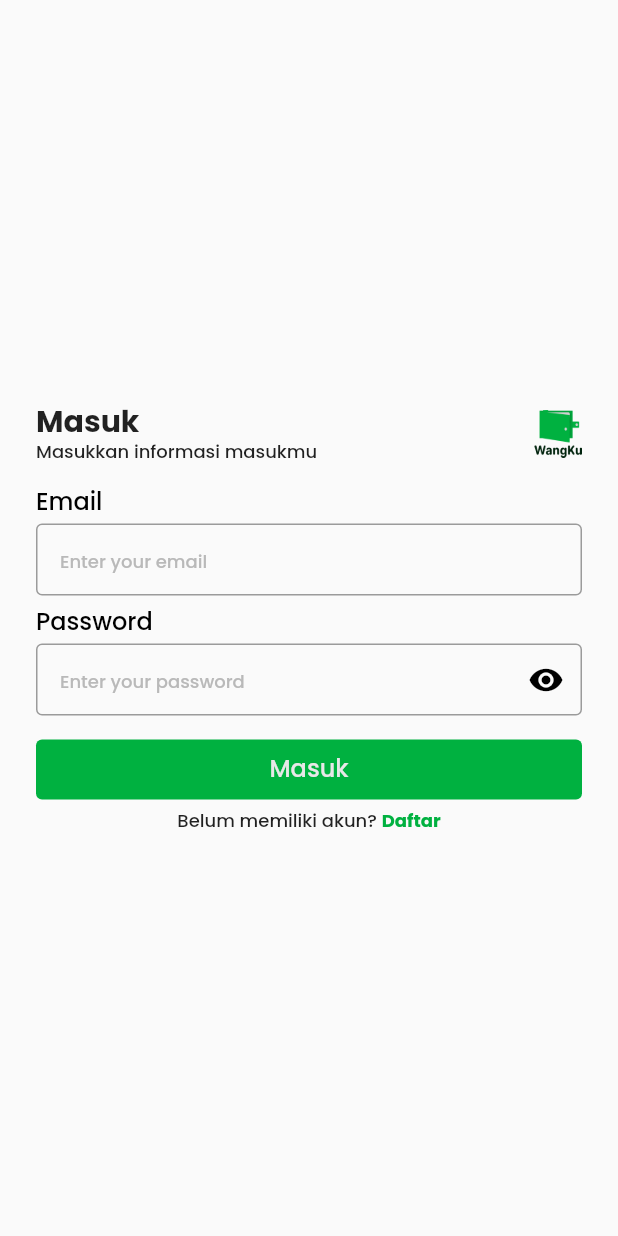
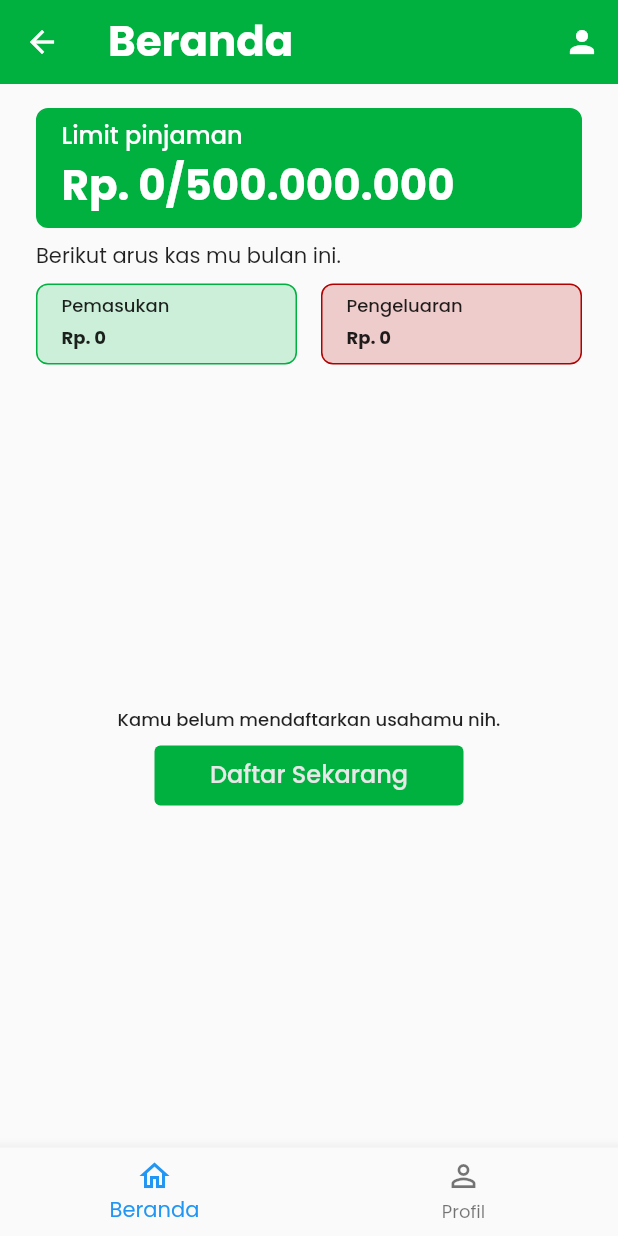
Before and after one commit to ahmadsultani/wang-ku, a Flutter app: the SigninScreen screen opened directly, after a tap on "Masuk", on a phone screen of 412 x 824 dp. Run offline on Flutter 3.47's test engine with Material 2 defaults, Android fonts, the light colour scheme and no system bars; our stand-ins replace bloc, dartz, google_fonts, internet_connection_checker, shared_preferences; accounts and stored records are empty.

Commit message:
feat: 16 slice home page

```diff
--- a/apps/mobile/lib/constants/styles.dart
+++ b/apps/mobile/lib/constants/styles.dart
@@ -3,21 +3,23 @@ import 'package:google_fonts/google_fonts.dart';
 
 class GlobalTextStyle {
   static final TextStyle heading1 = GoogleFonts.poppins(
-      fontWeight: FontWeight.w400, fontSize: 44, height: 1.31);
+      fontWeight: FontWeight.w500, fontSize: 44, height: 1.31);
   static final TextStyle heading2 = GoogleFonts.poppins(
-      fontWeight: FontWeight.w400, fontSize: 36, height: 1.27);
+      fontWeight: FontWeight.w500, fontSize: 36, height: 1.27);
   static final TextStyle heading3 = GoogleFonts.poppins(
-      fontWeight: FontWeight.w400, fontSize: 28, height: 1.35);
+      fontWeight: FontWeight.w500, fontSize: 28, height: 1.35);
   static final TextStyle heading4 = GoogleFonts.poppins(
       fontWeight: FontWeight.w500, fontSize: 24, height: 1.33);
   static final TextStyle heading5 = GoogleFonts.poppins(
       fontWeight: FontWeight.w500, fontSize: 20, height: 1.3);
   static final TextStyle paragraph18 = GoogleFonts.poppins(
-      fontWeight: FontWeight.w400, fontSize: 18, height: 1.5);
+      fontWeight: FontWeight.w500, fontSize: 18, height: 1.5);
   static final TextStyle paragraph16 = GoogleFonts.poppins(
-      fontWeight: FontWeight.w400, fontSize: 16, height: 1.5);
+      fontWeight: FontWeight.w500, fontSize: 16, height: 1.5);
   static final TextStyle paragraph14 = GoogleFonts.poppins(
-      fontWeight: FontWeight.w400, fontSize: 14, height: 1.5);
+      fontWeight: FontWeight.w500, fontSize: 14, height: 1.5);
+  static final TextStyle paragraph12 = GoogleFonts.poppins(
+      fontWeight: FontWeight.w500, fontSize: 12, height: 1.5);
   static final TextStyle label18 = GoogleFonts.poppins(
       fontWeight: FontWeight.w500, fontSize: 18, height: 1.25);
   static final TextStyle label16 = GoogleFonts.poppins(
@@ -58,7 +60,7 @@ abstract final class GlobalColor {
   });
 
   // primary
-  static const int _defaultPrimary = 0xFF2ABE60;
+  static const int _defaultPrimary = 0xFF00B140;
   static MaterialColor primary =
       const MaterialColor(_defaultPrimary, <int, Color>{
     50: Color(0xFFCCEFD9),
@@ -66,7 +68,7 @@ abstract final class GlobalColor {
     200: Color(0xFF80D89F),
     300: Color(0xFF55CB80),
     400: Color(0xFF2ABE60),
-    500: Color(0xFF00B140),
+    500: Color(_defaultPrimary),
     600: Color(0xFF00762B),
     700: Color(0xFF208746),
     800: Color(0xFF005820),
--- a/apps/mobile/lib/main.dart
+++ b/apps/mobile/lib/main.dart
@@ -1,5 +1,6 @@
 import 'package:flutter/material.dart';
 import 'package:google_fonts/google_fonts.dart';
+import 'package:mobile/screens/home_screen.dart';
 import 'package:mobile/screens/network_error_screen.dart';
 import 'package:mobile/screens/register/signin_screen.dart';
 import 'package:mobile/screens/register/signup_first_screen.dart';
@@ -32,6 +33,8 @@ void main() {
           return RouteAnimations.slide(settings, const SignupThirdScreen());
         } else if (settings.name == '/network-error') {
           return RouteAnimations.slide(settings, const NetworkErrorScreen());
+        } else if (settings.name == '/home') {
+          return RouteAnimations.slide(settings, const HomeScreen());
         } else {
           // return RouteAnimations.slide(settings, const SplashScreen());
         }
--- /dev/null
+++ b/apps/mobile/lib/screens/home_screen.dart
@@ -0,0 +1,172 @@
+import 'package:flutter/material.dart';
+import 'package:mobile/constants/styles.dart';
+import 'package:mobile/widgets/global_widgets.dart';
+
+class HomeScreen extends StatelessWidget {
+  const HomeScreen({super.key});
+
+  @override
+  Widget build(BuildContext context) {
+    return SafeArea(
+        child: Scaffold(
+      appBar: AppBar(
+        backgroundColor: GlobalColor.primary,
+        elevation: 0,
+        title: Text(
+          'Beranda',
+          style: GlobalTextStyle.heading3.copyWith(
+              fontWeight: FontWeight.w700, color: const Color(0xFFFFFFFF)),
+        ),
+        actions: [
+          IconButton(
+              onPressed: () {
+                Navigator.pushNamed(context, '/profile');
+              },
+              icon: const Icon(Icons.person))
+        ],
+      ),
+      body: Container(
+        padding: const EdgeInsets.symmetric(horizontal: 24),
+        child: Column(
+          crossAxisAlignment: CrossAxisAlignment.start,
+          children: [
+            const SizedBox(
+              height: 16,
+            ),
+            Container(
+              width: double.infinity,
+              decoration: BoxDecoration(
+                  color: GlobalColor.primary,
+                  border: Border.all(color: GlobalColor.primary),
+                  borderRadius: BorderRadius.circular(8)),
+              padding: const EdgeInsets.symmetric(vertical: 8, horizontal: 16),
+              child: Column(
+                  crossAxisAlignment: CrossAxisAlignment.start,
+                  children: [
+                    Text('Limit pinjaman',
+                        style: GlobalTextStyle.label16
+                            .copyWith(color: const Color(0xFFFFFFFF))),
+                    const SizedBox(
+                      height: 4,
+                    ),
+                    Text(
+                      'Rp. 0/500.000.000',
+                      style: GlobalTextStyle.heading3.copyWith(
+                          fontWeight: FontWeight.w700,
+                          color: const Color(0xFFFFFFFF)),
+                    ),
+                  ]),
+            ),
+            const SizedBox(
+              height: 8,
+            ),
+            const Text('Berikut arus kas mu bulan ini.'),
+            const SizedBox(
+              height: 8,
+            ),
+            Row(
+              mainAxisAlignment: MainAxisAlignment.spaceBetween,
+              children: [
+                Expanded(
+                  child: Container(
+                    padding:
+                        const EdgeInsets.symmetric(horizontal: 16, vertical: 8),
+                    decoration: BoxDecoration(
+                        color: GlobalColor.primary[50],
+                        border: Border.all(color: GlobalColor.primary),
+                        borderRadius: BorderRadius.circular(8)),
+                    child: Column(
+                      crossAxisAlignment: CrossAxisAlignment.start,
+                      children: [
+                        Text(
+                          'Pemasukan',
+                          style: GlobalTextStyle.label12,
+                        ),
+                        const SizedBox(
+                          height: 4,
+                        ),
+                        Text(
+                          'Rp. 0',
+                          style: GlobalTextStyle.paragraph12
+                              .copyWith(fontWeight: FontWeight.w700),
+                        )
+                      ],
+                    ),
+                  ),
+                ),
+                const SizedBox(
+                  width: 16,
+                ),
+                Expanded(
+                  child: Container(
+                    padding:
+                        const EdgeInsets.symmetric(horizontal: 16, vertical: 8),
+                    decoration: BoxDecoration(
+                        color: const Color(0xFFEFCCCC),
+                        border: Border.all(color: const Color(0xFFB10000)),
+                        borderRadius: BorderRadius.circular(8)),
+                    child: Column(
+                      crossAxisAlignment: CrossAxisAlignment.start,
+                      children: [
+                        Text(
+                          'Pengeluaran',
+                          style: GlobalTextStyle.label12,
+                        ),
+                        const SizedBox(
+                          height: 4,
+                        ),
+                        Text(
+                          'Rp. 0',
+                          style: GlobalTextStyle.paragraph12
+                              .copyWith(fontWeight: FontWeight.w700),
+                        )
+                      ],
+                    ),
+                  ),
+                ),
+              ],
+            ),
+            Expanded(
+              child: SizedBox(
+                width: double.infinity,
+                child: Column(
+                  mainAxisAlignment: MainAxisAlignment.center,
+                  crossAxisAlignment: CrossAxisAlignment.center,
+                  children: [
+                    Text(
+                      'Kamu belum mendaftarkan usahamu nih.',
+                      style: GlobalTextStyle.paragraph12,
+                    ),
+                    const SizedBox(
+                      height: 8,
+                    ),
+                    GlobalButton(
+                        text: "Daftar Sekarang",
+                        onTap: () {
+                          Navigator.pushNamed(context, '/home');
+                        },
+                        width: MediaQuery.of(context).size.width / 2)
+                  ],
+                ),
+              ),
+            )
+          ],
+        ),
+      ),
+      bottomNavigationBar: BottomNavigationBar(
+        currentIndex: 0,
+        onTap: (index) {
+          if (index == 1) {
+            Navigator.pushNamed(context, '/transaction');
+          }
+        },
+        items: [
+          BottomNavigationBarItem(
+               icon: Icon(Icons.home_outlined), label: 'Beranda'),
+          BottomNavigationBarItem(
+              icon: Icon(Icons.person_outline), label: 'Profil'),
+        ],
+      ),
+    ));
+  }
+}
--- a/apps/mobile/lib/screens/register/signin_screen.dart
+++ b/apps/mobile/lib/screens/register/signin_screen.dart
@@ -79,7 +79,9 @@ class _SigninScreenState extends State<SigninScreen> {
               const SizedBox(height: 16),
               GlobalButton(
                 text: 'Masuk',
-                onTap: () {},
+                onTap: () {
+                  Navigator.pushNamed(context, '/home');
+                },
               ),
               const SizedBox(height: 8),
               Row(
```
